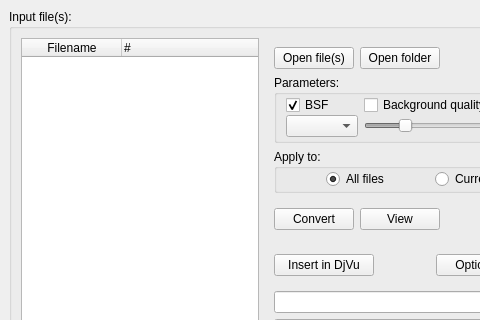
Qt form mainwindow.ui (trufanov-nok/djvu-imager-qt) before a commit; both pictures show x 0 to 480 and y 0 to 320 of the 632 by 424 pixel window.
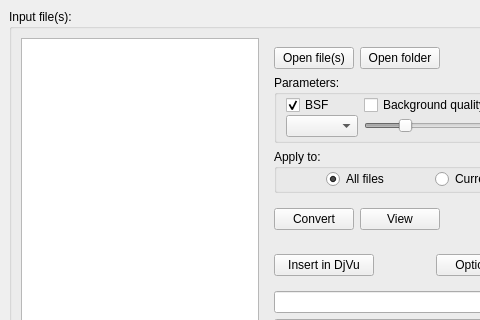
The same form after that commit. Icons and pictures are not drawn. Custom widgets are drawn as their Qt base class.

Commit message: Use TableView instead of TableWidget for performance reason

Diff of the .ui file:
```diff
--- a/mainwindow.ui
+++ b/mainwindow.ui
@@ -29,7 +29,7 @@
       </property>
       <layout class="QHBoxLayout" name="horizontalLayout_2">
        <item>
-        <widget class="QMyTableWidget" name="tblFiles">
+        <widget class="QMyTableView" name="tblFiles">
          <property name="sizePolicy">
           <sizepolicy hsizetype="Minimum" vsizetype="Expanding">
            <horstretch>0</horstretch>
@@ -54,28 +54,15 @@
          <property name="gridStyle">
           <enum>Qt::DotLine</enum>
          </property>
-         <attribute name="horizontalHeaderMinimumSectionSize">
-          <number>5</number>
-         </attribute>
          <attribute name="horizontalHeaderStretchLastSection">
           <bool>true</bool>
          </attribute>
-         <attribute name="verticalHeaderHighlightSections">
+         <attribute name="verticalHeaderCascadingSectionResizes">
+          <bool>true</bool>
+         </attribute>
+         <attribute name="verticalHeaderShowSortIndicator" stdset="0">
           <bool>false</bool>
          </attribute>
-         <column>
-          <property name="text">
-           <string>Filename</string>
-          </property>
-         </column>
-         <column>
-          <property name="text">
-           <string>#</string>
-          </property>
-          <property name="textAlignment">
-           <set>AlignLeading|AlignVCenter</set>
-          </property>
-         </column>
         </widget>
        </item>
        <item>
@@ -480,9 +467,9 @@
  </widget>
  <customwidgets>
   <customwidget>
-   <class>QMyTableWidget</class>
-   <extends>QTableWidget</extends>
-   <header>qmytablewidget.h</header>
+   <class>QMyTableView</class>
+   <extends>QTableView</extends>
+   <header>qmytableview.h</header>
   </customwidget>
  </customwidgets>
  <resources>
```
The commit also changes 7 other files.
